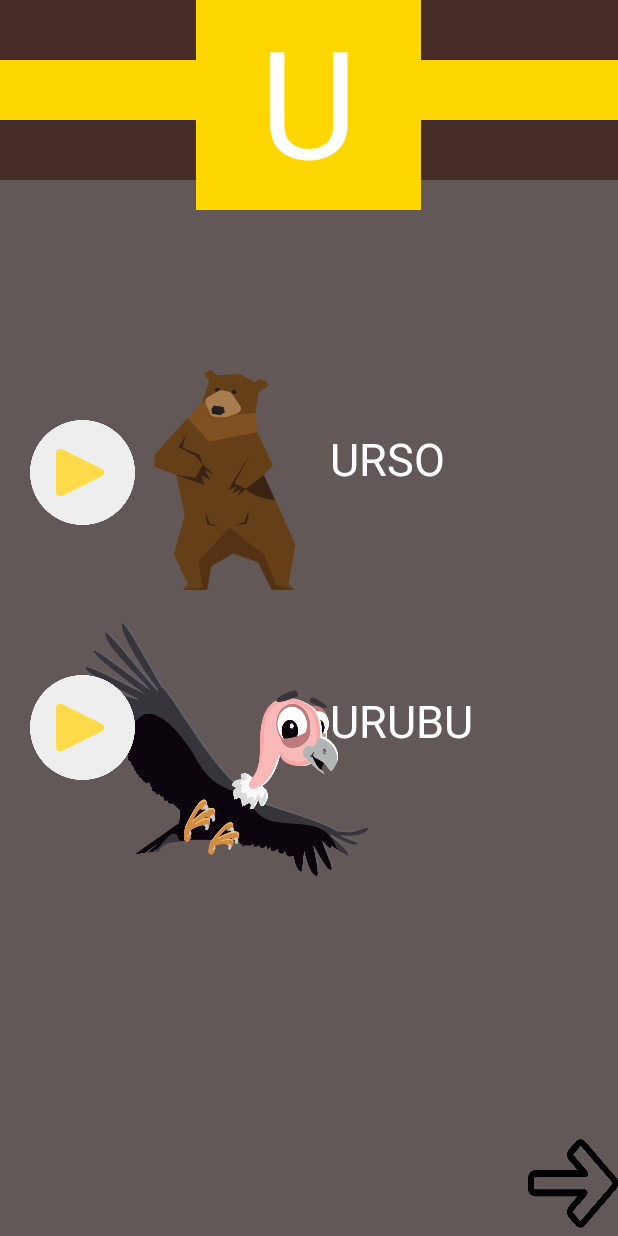
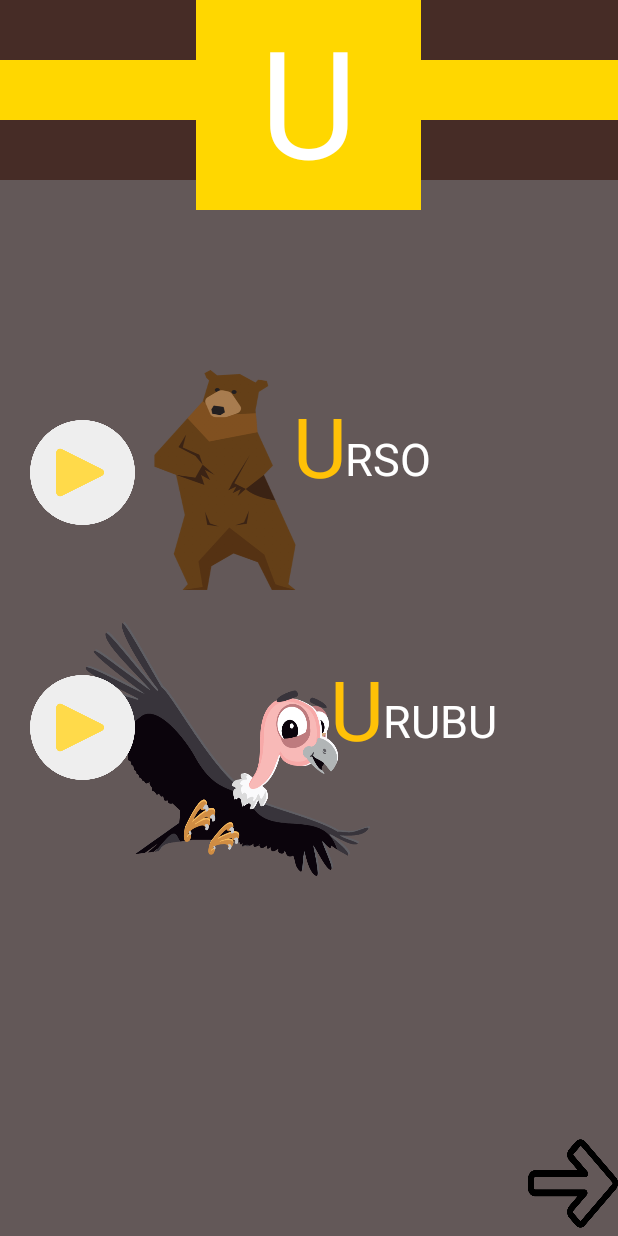
Before and after one commit to Diegovsk/TCC_TDAH, an Android app: the AnimaisUActivity screen opened directly, with no data from a screen before it, on a phone screen of 412 x 824 dp. Run offline under Robolectric (Android 15) with nearby library versions, the phone set to English and light mode, and no system bars.

Commit message:
mudanças nas cores -> todas as telas

```diff
--- a/app/src/main/res/layout/activity_animais_u.xml
+++ b/app/src/main/res/layout/activity_animais_u.xml
@@ -51,11 +51,21 @@
     <TextView
         android:layout_width="wrap_content"
         android:layout_height="wrap_content"
-        android:layout_marginLeft="220dp"
+        android:layout_marginLeft="230dp"
         android:layout_marginTop="285dp"
-        android:text="URSO"
+        android:text="RSO"
         android:textColor="@color/colorAccent"
         android:textSize="30sp" />
+
+    <TextView
+        android:layout_width="wrap_content"
+        android:layout_height="wrap_content"
+        android:layout_marginLeft="195dp"
+        android:layout_marginTop="260dp"
+        android:text="U"
+        android:textColor="@color/colorPrimary"
+        android:textSize="55sp"
+        />
 
     <ImageView
         android:layout_width="200dp"
@@ -67,11 +77,21 @@
     <TextView
         android:layout_width="wrap_content"
         android:layout_height="wrap_content"
-        android:layout_marginLeft="220dp"
+        android:layout_marginLeft="255dp"
         android:layout_marginTop="460dp"
-        android:text="URUBU"
+        android:text="RUBU"
         android:textColor="@color/colorAccent"
         android:textSize="30sp" />
+
+    <TextView
+        android:layout_width="wrap_content"
+        android:layout_height="wrap_content"
+        android:layout_marginLeft="220dp"
+        android:layout_marginTop="435dp"
+        android:text="U"
+        android:textColor="@color/colorPrimary"
+        android:textSize="55sp"
+        />
 
     <ImageView
         android:layout_width="70dp"
```
Also changed, not shown: app/src/main/res/layout/activity_animais_i.xml (+12 -2 lines), app/src/main/res/layout/activity_animais_o.xml (+24 -4 lines).
